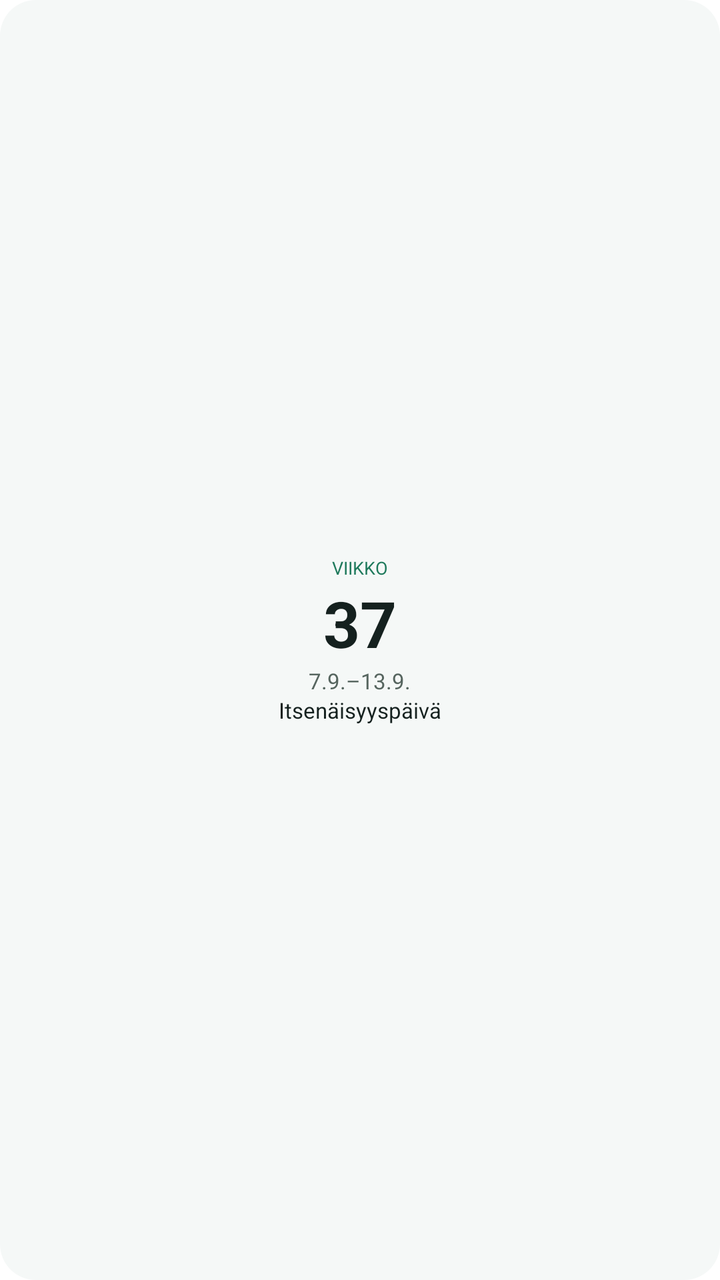
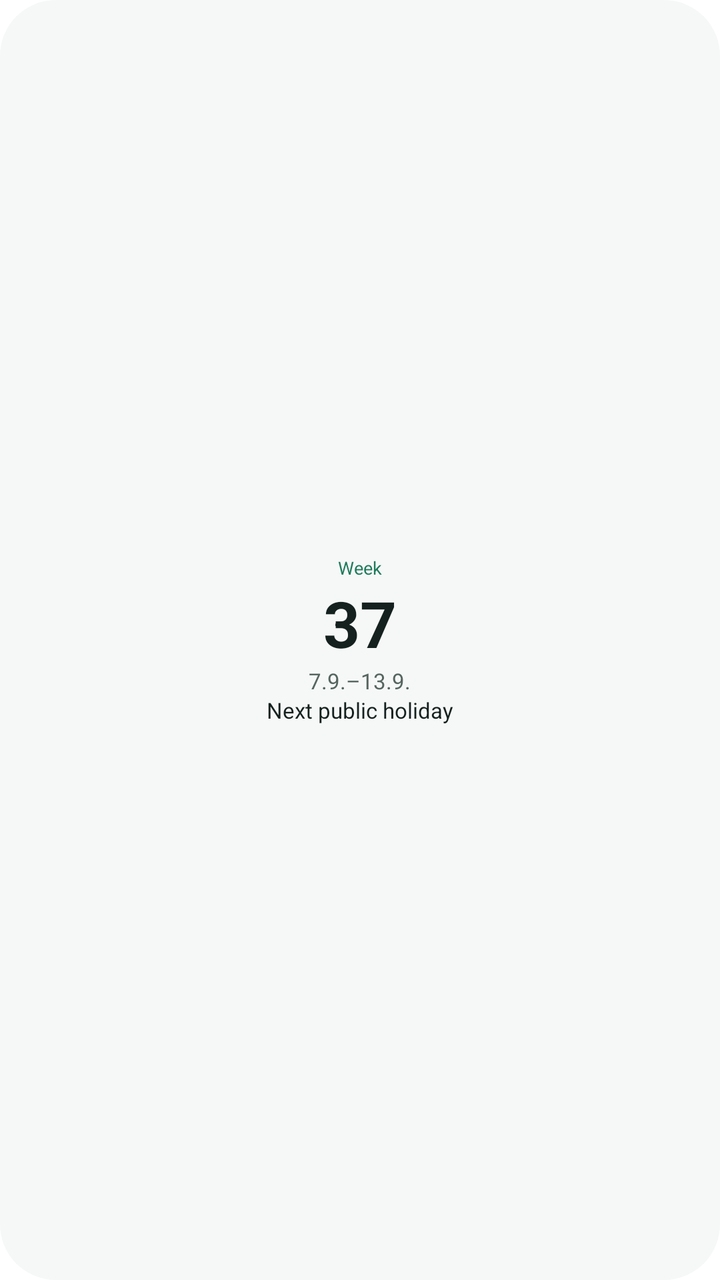

Compare the two renders of this Android layout. The source of the first and the diff that turns it into the second are given below.
<!-- AndroidManifest.xml: fallback theme Theme.MaterialComponents.DayNight.NoActionBar -->
<!-- res/layout/preview_week_card.xml -->
<?xml version="1.0" encoding="utf-8"?>
<LinearLayout xmlns:android="http://schemas.android.com/apk/res/android"
    android:layout_width="match_parent"
    android:layout_height="match_parent"
    android:background="@drawable/widget_preview_bg"
    android:gravity="center"
    android:orientation="vertical"
    android:padding="10dp">
    <TextView android:layout_width="wrap_content" android:layout_height="wrap_content"
        android:text="VIIKKO" android:textSize="9sp" android:textColor="@color/brand_accent"
        android:textStyle="normal" />
    <TextView android:layout_width="wrap_content" android:layout_height="wrap_content"
        android:text="37" android:textSize="32sp" android:textColor="@color/brand_ink"
        android:textStyle="bold" />
    <TextView android:layout_width="wrap_content" android:layout_height="wrap_content"
        android:text="7.9.–13.9." android:textSize="11sp" android:textColor="@color/brand_soft"
        android:textStyle="normal" />
    <TextView android:layout_width="wrap_content" android:layout_height="wrap_content"
        android:text="Itsenäisyyspäivä" android:textSize="11sp" android:textColor="@color/brand_ink"
        android:textStyle="normal" />
</LinearLayout>
<!-- resources referenced by this layout -->
<resources>
  <color name="brand_accent">#FF1F7A5C</color>
  <color name="brand_ink">#FF15211F</color>
  <color name="brand_soft">#FF56655F</color>
  <!-- drawable widget_preview_bg (drawable) -->
  <?xml version="1.0" encoding="utf-8"?>
  <shape xmlns:android="http://schemas.android.com/apk/res/android" android:shape="rectangle">
      <solid android:color="@color/brand_card" />
      <corners android:radius="18dp" />
  </shape>
  <color name="brand_card">#FFF5F8F7</color>
</resources>

<!-- the commit's change to res/layout/preview_week_card.xml (unified diff, before → after) -->
@@ -7,7 +7,7 @@
     android:orientation="vertical"
     android:padding="10dp">
     <TextView android:layout_width="wrap_content" android:layout_height="wrap_content"
-        android:text="VIIKKO" android:textSize="9sp" android:textColor="@color/brand_accent"
+        android:text="@string/widget_week" android:textSize="9sp" android:textColor="@color/brand_accent"
         android:textStyle="normal" />
     <TextView android:layout_width="wrap_content" android:layout_height="wrap_content"
         android:text="37" android:textSize="32sp" android:textColor="@color/brand_ink"
@@ -16,6 +16,6 @@
         android:text="7.9.–13.9." android:textSize="11sp" android:textColor="@color/brand_soft"
         android:textStyle="normal" />
     <TextView android:layout_width="wrap_content" android:layout_height="wrap_content"
-        android:text="Itsenäisyyspäivä" android:textSize="11sp" android:textColor="@color/brand_ink"
+        android:text="@string/widget_next_holiday" android:textSize="11sp" android:textColor="@color/brand_ink"
         android:textStyle="normal" />
 </LinearLayout>
<!-- resource entries referenced after the edit -->
@@ -7,8 +7,11 @@
   <?xml version="1.0" encoding="utf-8"?>
   <shape xmlns:android="http://schemas.android.com/apk/res/android" android:shape="rectangle">
       <solid android:color="@color/brand_card" />
-      <corners android:radius="18dp" />
+      <corners android:radius="@dimen/widget_corner_radius" />
   </shape>
+  <string name="widget_next_holiday">Next public holiday</string>
+  <string name="widget_week">Week</string>
   <color name="brand_card">#FFF5F8F7</color>
+  <dimen name="widget_corner_radius">18dp</dimen>
 </resources>
 
